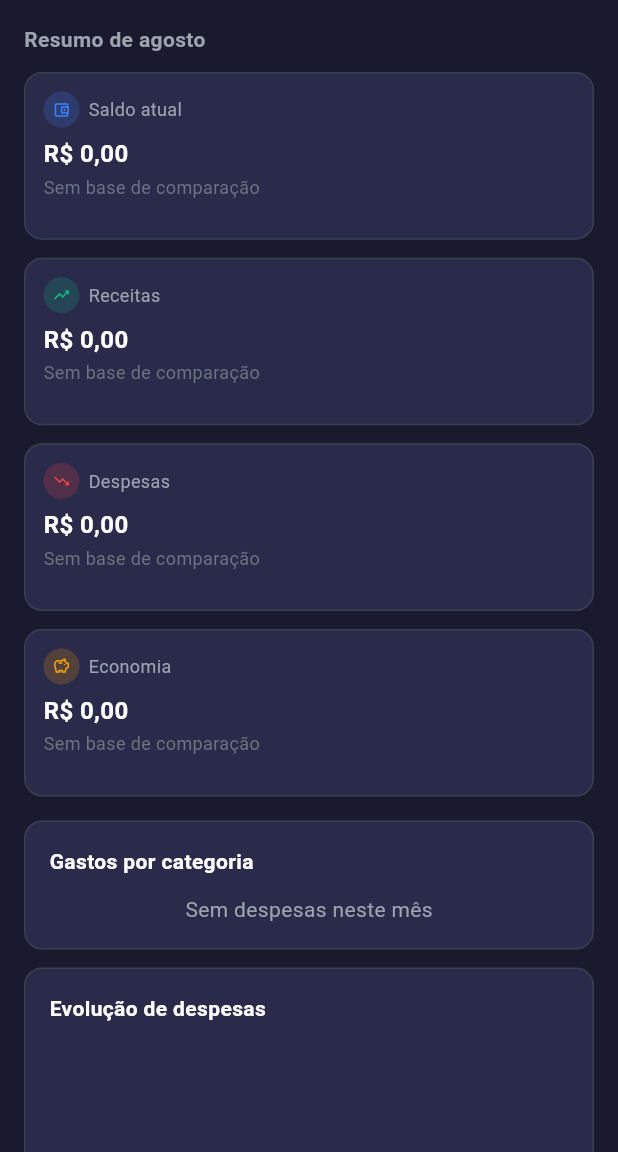
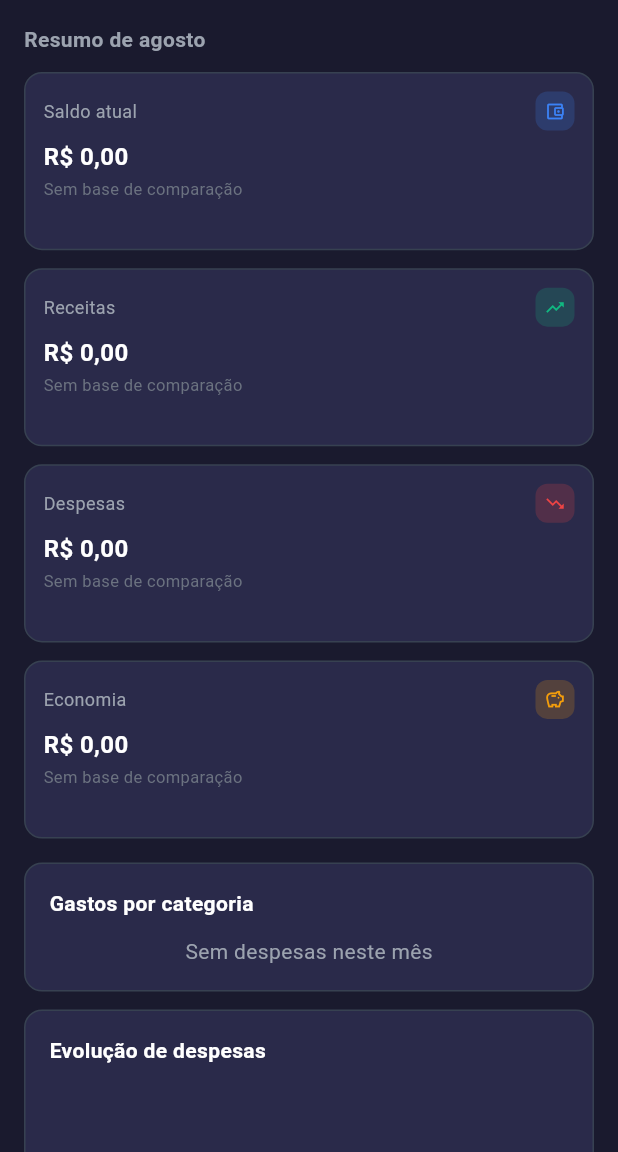
Before and after one commit to kayanmatta/FinTrack, a Flutter app: the DashboardScreen screen opened directly, on a phone screen of 412 x 824 dp, the part 84-1236 px from its top. Run offline on Flutter 3.47's test engine with Material 3 defaults, Android fonts, the phone set to English and light mode, and no system bars; our stand-ins replace drift, fl_chart, flutter_riverpod, local_auth, shared_preferences; accounts and stored records are empty; generated files the repository leaves out were written again.

Commit message:
fix: corrigir overflow dos cards e rótulos duplicados do gráfico

```diff
--- a/lib/presentation/screens/dashboard_screen.dart
+++ b/lib/presentation/screens/dashboard_screen.dart
@@ -152,7 +152,11 @@ class _SummaryCards extends StatelessWidget {
           crossAxisCount: crossAxisCount,
           mainAxisSpacing: 12,
           crossAxisSpacing: 12,
-          childAspectRatio: crossAxisCount >= 2 ? 3 : 3.4,
+          childAspectRatio: crossAxisCount == 4
+              ? 2.4
+              : crossAxisCount == 2
+                  ? 2.8
+                  : 3.2,
           children: [
             SummaryCard(
               title: 'Saldo atual',
--- a/lib/presentation/widgets/category_donut_chart.dart
+++ b/lib/presentation/widgets/category_donut_chart.dart
@@ -32,29 +32,50 @@ class CategoryDonutChart extends StatelessWidget {
         ),
       );
     }
+    final total = spending.fold<int>(0, (sum, item) => sum + item.amount);
     return Column(
       children: [
         SizedBox(
           height: 180,
-          child: PieChart(
+          child: Stack(
+            alignment: Alignment.center,
+            children: [
+              PieChart(
                 PieChartData(
-              centerSpaceRadius: 48,
+                  centerSpaceRadius: 56,
                   sectionsSpace: 2,
                   sections: [
                     for (final item in spending)
                       PieChartSectionData(
                         value: item.amount.toDouble(),
                         color: _colorFor(item.categoryId),
-                    title: '${item.percentage.toStringAsFixed(0)}%',
-                    titleStyle: const TextStyle(
-                      fontSize: 11,
-                      fontWeight: FontWeight.w600,
-                      color: AppColors.textPrimary,
-                    ),
-                    radius: 36,
+                        title: '',
+                        radius: 28,
                       ),
                   ],
                 ),
+              ),
+              // Total do mês no centro do donut, como no mockup.
+              Column(
+                mainAxisSize: MainAxisSize.min,
+                children: [
+                  Text(
+                    formatCents(total),
+                    style: const TextStyle(
+                      fontSize: 16,
+                      fontWeight: FontWeight.bold,
+                    ),
+                  ),
+                  const Text(
+                    'Total',
+                    style: TextStyle(
+                      fontSize: 11,
+                      color: AppColors.textSecondary,
+                    ),
+                  ),
+                ],
+              ),
+            ],
           ),
         ),
         const SizedBox(height: 12),
--- a/lib/presentation/widgets/expense_line_chart.dart
+++ b/lib/presentation/widgets/expense_line_chart.dart
@@ -67,9 +67,13 @@ class ExpenseLineChart extends StatelessWidget {
             sideTitles: SideTitles(
               showTitles: true,
               reservedSize: 24,
+              interval: 1,
               getTitlesWidget: (value, meta) {
                 final index = value.toInt();
-                if (index < 0 || index >= evolution.length) {
+                // Ignora posições fracionárias para não duplicar rótulos.
+                if (value != index.toDouble() ||
+                    index < 0 ||
+                    index >= evolution.length) {
                   return const SizedBox.shrink();
                 }
                 final month = evolution[index].month;
@@ -101,16 +105,16 @@ class ExpenseLineChart extends StatelessWidget {
             ],
             isCurved: true,
             preventCurveOverShooting: true,
-            color: AppColors.expense,
+            color: AppColors.primaryLight,
             barWidth: 2.5,
             dotData: FlDotData(
               getDotPainter: (spot, xPercentage, barData, index) =>
                   FlDotCirclePainter(
                     radius: index == lastIndex ? 6 : 3.5,
                     color: index == lastIndex
-                        ? AppColors.expense
+                        ? AppColors.primaryLight
                         : AppColors.background,
-                    strokeColor: AppColors.expense,
+                    strokeColor: AppColors.primaryLight,
                     strokeWidth: 2,
                   ),
             ),
@@ -120,8 +124,8 @@ class ExpenseLineChart extends StatelessWidget {
                 begin: Alignment.topCenter,
                 end: Alignment.bottomCenter,
                 colors: [
-                  AppColors.expense.withValues(alpha: 0.25),
-                  AppColors.expense.withValues(alpha: 0),
+                  AppColors.primaryLight.withValues(alpha: 0.25),
+                  AppColors.primaryLight.withValues(alpha: 0),
                 ],
               ),
             ),
--- a/lib/presentation/widgets/summary_card.dart
+++ b/lib/presentation/widgets/summary_card.dart
@@ -41,12 +41,6 @@ class SummaryCard extends StatelessWidget {
         children: [
           Row(
             children: [
-              CircleAvatar(
-                radius: 12,
-                backgroundColor: accent.withValues(alpha: 0.2),
-                child: Icon(icon, size: 12, color: accent),
-              ),
-              const SizedBox(width: 6),
               Expanded(
                 child: Text(
                   title,
@@ -57,6 +51,15 @@ class SummaryCard extends StatelessWidget {
                     fontSize: 12,
                   ),
                 ),
+              ),
+              const SizedBox(width: 6),
+              Container(
+                padding: const EdgeInsets.all(6),
+                decoration: BoxDecoration(
+                  color: accent.withValues(alpha: 0.2),
+                  borderRadius: BorderRadius.circular(8),
+                ),
+                child: Icon(icon, size: 14, color: accent),
               ),
             ],
           ),
@@ -87,7 +90,7 @@ class _ChangeBadge extends StatelessWidget {
     if (change == null) {
       return const Text(
         'Sem base de comparação',
-        style: TextStyle(color: AppColors.textDisabled, fontSize: 12),
+        style: TextStyle(color: AppColors.textDisabled, fontSize: 11),
       );
     }
     final rising = change! >= 0;
@@ -105,7 +108,7 @@ class _ChangeBadge extends StatelessWidget {
         const SizedBox(width: 2),
         Text(
           '$label% vs mês anterior',
-          style: TextStyle(color: color, fontSize: 12),
+          style: TextStyle(color: color, fontSize: 11),
         ),
       ],
     );
```
Also changed, not shown: 1 other file. Lines whose indentation alone changed are shown as unchanged.
